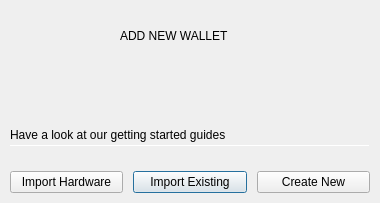
Before: the Qt Designer form BlockSettleUILib/NewWalletDialog.ui in BlockSettle/terminal, drawn with Qt 5.
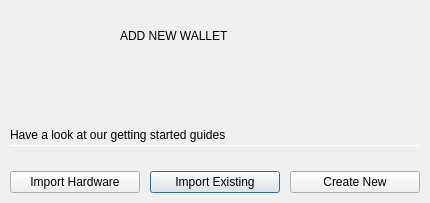
After: the same form once the commit is applied. Icons and pictures are not drawn.

Patch:
```diff
--- a/BlockSettleUILib/NewWalletDialog.ui
+++ b/BlockSettleUILib/NewWalletDialog.ui
@@ -6,7 +6,7 @@
    <rect>
     <x>0</x>
     <y>0</y>
-    <width>380</width>
+    <width>430</width>
     <height>203</height>
    </rect>
   </property>
@@ -207,6 +207,12 @@
       </property>
       <item>
        <widget class="QPushButton" name="pushButtonHw">
+        <property name="minimumSize">
+         <size>
+          <width>130</width>
+          <height>0</height>
+         </size>
+        </property>
         <property name="text">
          <string>Import Hardware</string>
         </property>
@@ -217,6 +223,12 @@
       </item>
       <item>
        <widget class="QPushButton" name="pushButtonImport">
+        <property name="minimumSize">
+         <size>
+          <width>130</width>
+          <height>0</height>
+         </size>
+        </property>
         <property name="text">
          <string>Import Existing</string>
         </property>
@@ -224,6 +236,12 @@
       </item>
       <item>
        <widget class="QPushButton" name="pushButtonCreate">
+        <property name="minimumSize">
+         <size>
+          <width>130</width>
+          <height>0</height>
+         </size>
+        </property>
         <property name="text">
          <string>Create New</string>
         </property>
```
